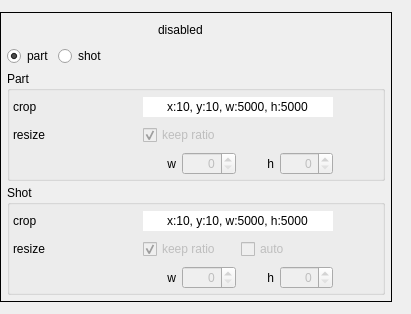
Qt form tools/video_editor/ui/ui_widget_geometry.ui (JepEtau/mco) before a commit.
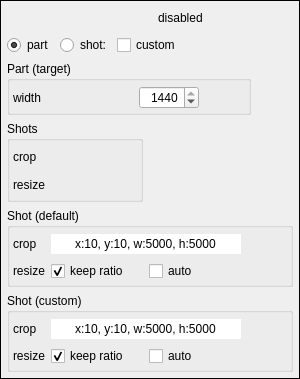
The same form after that commit. Icons and pictures are not drawn.

Commit message: replace seems ok, reworking geometry

Diff of the .ui file:
```diff
--- a/tools/video_editor/ui/ui_widget_geometry.ui
+++ b/tools/video_editor/ui/ui_widget_geometry.ui
@@ -6,8 +6,8 @@
    <rect>
     <x>0</x>
     <y>0</y>
-    <width>411</width>
-    <height>314</height>
+    <width>289</width>
+    <height>378</height>
    </rect>
   </property>
   <property name="sizePolicy">
@@ -48,7 +48,7 @@
      </property>
      <layout class="QVBoxLayout" name="verticalLayout_2">
       <property name="spacing">
-       <number>4</number>
+       <number>6</number>
       </property>
       <property name="leftMargin">
        <number>6</number>
@@ -224,31 +224,14 @@
         <item>
          <widget class="QRadioButton" name="radioButton_shot">
           <property name="text">
-           <string>shot</string>
+           <string>shot:</string>
           </property>
          </widget>
         </item>
         <item>
-         <widget class="QPushButton" name="pushButton_remove_shot_geometry">
-          <property name="enabled">
-           <bool>false</bool>
-          </property>
-          <property name="sizePolicy">
-           <sizepolicy hsizetype="Maximum" vsizetype="Maximum">
-            <horstretch>0</horstretch>
-            <verstretch>0</verstretch>
-           </sizepolicy>
-          </property>
-          <property name="icon">
-           <iconset>
-            <normaloff>icons/purple/x-square.svg</normaloff>
-            <normalon>icons/purple/x-square.svg</normalon>icons/purple/x-square.svg</iconset>
-          </property>
-          <property name="checkable">
-           <bool>false</bool>
-          </property>
-          <property name="flat">
-           <bool>true</bool>
+         <widget class="QCheckBox" name="checkBox_shot_custom">
+          <property name="text">
+           <string>custom</string>
           </property>
          </widget>
         </item>
@@ -270,13 +253,13 @@
       <item>
        <widget class="QGroupBox" name="groupBox_part_geometry">
         <property name="sizePolicy">
-         <sizepolicy hsizetype="Maximum" vsizetype="Preferred">
+         <sizepolicy hsizetype="Maximum" vsizetype="Maximum">
           <horstretch>0</horstretch>
           <verstretch>0</verstretch>
          </sizepolicy>
         </property>
         <property name="title">
-         <string>Part</string>
+         <string>Part (target)</string>
         </property>
         <property name="checkable">
          <bool>false</bool>
@@ -297,250 +280,106 @@
          <property name="bottomMargin">
           <number>3</number>
          </property>
-         <item row="2" column="3">
-          <layout class="QHBoxLayout" name="horizontalLayout_5">
-           <item>
-            <widget class="QLabel" name="label_15">
-             <property name="text">
-              <string>w</string>
-             </property>
-             <property name="alignment">
-              <set>Qt::AlignRight|Qt::AlignTrailing|Qt::AlignVCenter</set>
-             </property>
-            </widget>
-           </item>
-           <item>
-            <widget class="QSpinBox" name="spinBox_part_width">
-             <property name="enabled">
-              <bool>false</bool>
-             </property>
-             <property name="sizePolicy">
-              <sizepolicy hsizetype="Minimum" vsizetype="Fixed">
-               <horstretch>0</horstretch>
-               <verstretch>0</verstretch>
-              </sizepolicy>
-             </property>
-             <property name="alignment">
-              <set>Qt::AlignRight|Qt::AlignTrailing|Qt::AlignVCenter</set>
-             </property>
-             <property name="minimum">
-              <number>0</number>
-             </property>
-             <property name="maximum">
-              <number>1920</number>
-             </property>
-             <property name="singleStep">
-              <number>1</number>
-             </property>
-             <property name="value">
-              <number>0</number>
-             </property>
-            </widget>
-           </item>
-           <item>
-            <widget class="QLabel" name="label_16">
-             <property name="text">
-              <string>h</string>
-             </property>
-             <property name="alignment">
-              <set>Qt::AlignRight|Qt::AlignTrailing|Qt::AlignVCenter</set>
-             </property>
-            </widget>
-           </item>
-           <item>
-            <widget class="QSpinBox" name="spinBox_part_height">
-             <property name="enabled">
-              <bool>false</bool>
-             </property>
-             <property name="sizePolicy">
-              <sizepolicy hsizetype="Minimum" vsizetype="Fixed">
-               <horstretch>0</horstretch>
-               <verstretch>0</verstretch>
-              </sizepolicy>
-             </property>
-             <property name="alignment">
-              <set>Qt::AlignRight|Qt::AlignTrailing|Qt::AlignVCenter</set>
-             </property>
-             <property name="minimum">
-              <number>0</number>
-             </property>
-             <property name="maximum">
-              <number>1152</number>
-             </property>
-             <property name="singleStep">
-              <number>1</number>
-             </property>
-             <property name="value">
-              <number>0</number>
-             </property>
-            </widget>
-           </item>
-          </layout>
-         </item>
-         <item row="0" column="1">
-          <widget class="QPushButton" name="pushButton_part_crop_edition">
-           <property name="text">
-            <string/>
-           </property>
-           <property name="icon">
-            <iconset>
-             <normaloff>icons/grey/crop.svg</normaloff>
-             <normalon>icons/blue/crop.svg</normalon>icons/grey/crop.svg</iconset>
-           </property>
-           <property name="checkable">
-            <bool>true</bool>
-           </property>
-           <property name="autoDefault">
-            <bool>false</bool>
-           </property>
-           <property name="flat">
-            <bool>true</bool>
-           </property>
-          </widget>
-         </item>
-         <item row="1" column="0">
-          <widget class="QLabel" name="label_14">
-           <property name="lineWidth">
-            <number>0</number>
-           </property>
-           <property name="text">
-            <string>resize</string>
-           </property>
-          </widget>
-         </item>
-         <item row="1" column="2">
-          <widget class="QPushButton" name="pushButton_part_resize_preview">
-           <property name="text">
-            <string/>
-           </property>
-           <property name="icon">
-            <iconset>
-             <normaloff>icons/grey/eye.svg</normaloff>
-             <normalon>icons/blue/eye.svg</normalon>icons/grey/eye.svg</iconset>
-           </property>
-           <property name="checkable">
-            <bool>true</bool>
-           </property>
-           <property name="flat">
-            <bool>true</bool>
-           </property>
-          </widget>
-         </item>
-         <item row="0" column="4">
-          <widget class="QPushButton" name="pushButton_undo">
-           <property name="sizePolicy">
-            <sizepolicy hsizetype="Maximum" vsizetype="Fixed">
-             <horstretch>0</horstretch>
-             <verstretch>0</verstretch>
-            </sizepolicy>
-           </property>
-           <property name="text">
-            <string extracomment="Undo (Ctrl-Z)"/>
-           </property>
-           <property name="icon">
-            <iconset>
-             <normaloff>icons/grey/undo.svg</normaloff>
-             <normalon>icons/purple/undo.svg</normalon>icons/grey/undo.svg</iconset>
-           </property>
-           <property name="flat">
-            <bool>true</bool>
-           </property>
-          </widget>
-         </item>
-         <item row="1" column="3">
-          <widget class="QCheckBox" name="checkBox_part_keep_ratio">
-           <property name="enabled">
-            <bool>false</bool>
-           </property>
-           <property name="text">
-            <string>keep ratio</string>
-           </property>
-           <property name="checked">
-            <bool>true</bool>
-           </property>
-          </widget>
-         </item>
-         <item row="1" column="1">
-          <widget class="QPushButton" name="pushButton_part_resize_edition">
-           <property name="enabled">
-            <bool>false</bool>
-           </property>
-           <property name="text">
-            <string/>
-           </property>
-           <property name="icon">
-            <iconset>
-             <normaloff>icons/blue/scaling.svg</normaloff>icons/blue/scaling.svg</iconset>
-           </property>
-           <property name="checkable">
-            <bool>true</bool>
-           </property>
-           <property name="autoDefault">
-            <bool>false</bool>
-           </property>
-           <property name="flat">
-            <bool>true</bool>
-           </property>
-          </widget>
-         </item>
-         <item row="0" column="2">
-          <widget class="QPushButton" name="pushButton_part_crop_preview">
-           <property name="text">
-            <string/>
-           </property>
-           <property name="icon">
-            <iconset>
-             <normaloff>icons/grey/eye.svg</normaloff>
-             <normalon>icons/blue/eye.svg</normalon>icons/grey/eye.svg</iconset>
-           </property>
-           <property name="checkable">
-            <bool>true</bool>
-           </property>
-           <property name="flat">
-            <bool>true</bool>
-           </property>
-          </widget>
-         </item>
          <item row="0" column="0">
           <widget class="QLabel" name="label_9">
            <property name="lineWidth">
             <number>0</number>
            </property>
            <property name="text">
-            <string>crop</string>
+            <string>width</string>
            </property>
           </widget>
          </item>
          <item row="0" column="3">
-          <widget class="QLineEdit" name="lineEdit_part_crop_rectangle">
+          <widget class="QSpinBox" name="spinBox_target_width">
+           <property name="enabled">
+            <bool>true</bool>
+           </property>
            <property name="sizePolicy">
-            <sizepolicy hsizetype="Fixed" vsizetype="Fixed">
+            <sizepolicy hsizetype="Minimum" vsizetype="Fixed">
              <horstretch>0</horstretch>
              <verstretch>0</verstretch>
             </sizepolicy>
            </property>
            <property name="minimumSize">
             <size>
-             <width>190</width>
+             <width>60</width>
              <height>0</height>
             </size>
            </property>
-           <property name="maximumSize">
-            <size>
-             <width>190</width>
-             <height>16777215</height>
-            </size>
-           </property>
-           <property name="text">
-            <string>x:10, y:10, w:5000, h:5000</string>
-           </property>
-           <property name="frame">
-            <bool>false</bool>
-           </property>
            <property name="alignment">
-            <set>Qt::AlignCenter</set>
+            <set>Qt::AlignRight|Qt::AlignTrailing|Qt::AlignVCenter</set>
            </property>
-           <property name="readOnly">
+           <property name="minimum">
+            <number>1000</number>
+           </property>
+           <property name="maximum">
+            <number>1440</number>
+           </property>
+           <property name="singleStep">
+            <number>1</number>
+           </property>
+           <property name="value">
+            <number>1440</number>
+           </property>
+          </widget>
+         </item>
+         <item row="0" column="4">
+          <widget class="QPushButton" name="pushButton_undo">
+           <property name="sizePolicy">
+            <sizepolicy hsizetype="Maximum" vsizetype="Fixed">
+             <horstretch>0</horstretch>
+             <verstretch>0</verstretch>
+            </sizepolicy>
+           </property>
+           <property name="text">
+            <string extracomment="Undo (Ctrl-Z)"/>
+           </property>
+           <property name="icon">
+            <iconset>
+             <normaloff>icons/grey/undo.svg</normaloff>
+             <normalon>icons/purple/undo.svg</normalon>icons/grey/undo.svg</iconset>
+           </property>
+           <property name="flat">
+            <bool>true</bool>
+           </property>
+          </widget>
+         </item>
+         <item row="0" column="1">
+          <widget class="QPushButton" name="pushButton_target_width_edition">
+           <property name="text">
+            <string/>
+           </property>
+           <property name="icon">
+            <iconset>
+             <normaloff>icons/grey/crop.svg</normaloff>
+             <normalon>icons/blue/crop.svg</normalon>icons/grey/crop.svg</iconset>
+           </property>
+           <property name="checkable">
+            <bool>true</bool>
+           </property>
+           <property name="autoDefault">
+            <bool>false</bool>
+           </property>
+           <property name="flat">
+            <bool>true</bool>
+           </property>
+          </widget>
+         </item>
+         <item row="0" column="2">
+          <widget class="QPushButton" name="pushButton_target_resize_preview">
+           <property name="text">
+            <string/>
+           </property>
+           <property name="icon">
+            <iconset>
+             <normaloff>icons/grey/eye.svg</normaloff>
+             <normalon>icons/blue/eye.svg</normalon>icons/grey/eye.svg</iconset>
+           </property>
+           <property name="checkable">
+            <bool>true</bool>
+           </property>
+           <property name="flat">
             <bool>true</bool>
            </property>
           </widget>
@@ -549,7 +388,10 @@
        </widget>
       </item>
       <item>
-       <widget class="QGroupBox" name="groupBox_shot_geometry">
+       <widget class="QGroupBox" name="groupBox_shot_default_geometry_2">
+        <property name="enabled">
+         <bool>true</bool>
+        </property>
         <property name="sizePolicy">
          <sizepolicy hsizetype="Maximum" vsizetype="Preferred">
           <horstretch>0</horstretch>
@@ -557,7 +399,7 @@
          </sizepolicy>
         </property>
         <property name="title">
-         <string>Shot</string>
+         <string>Shots</string>
         </property>
         <property name="checkable">
          <bool>false</bool>
@@ -565,7 +407,7 @@
         <property name="checked">
          <bool>false</bool>
         </property>
-        <layout class="QGridLayout" name="gridLayout_2">
+        <layout class="QGridLayout" name="gridLayout_4">
          <property name="leftMargin">
           <number>3</number>
          </property>
@@ -578,85 +420,25 @@
          <property name="bottomMargin">
           <number>3</number>
          </property>
-         <item row="2" column="3">
-          <layout class="QHBoxLayout" name="horizontalLayout_6">
-           <item>
-            <widget class="QLabel" name="label_17">
-             <property name="text">
-              <string>w</string>
-             </property>
-             <property name="alignment">
-              <set>Qt::AlignRight|Qt::AlignTrailing|Qt::AlignVCenter</set>
-             </property>
-            </widget>
-           </item>
-           <item>
-            <widget class="QSpinBox" name="spinBox_shot_width">
-             <property name="enabled">
-              <bool>false</bool>
-             </property>
-             <property name="sizePolicy">
-              <sizepolicy hsizetype="Minimum" vsizetype="Fixed">
-               <horstretch>0</horstretch>
-               <verstretch>0</verstretch>
-              </sizepolicy>
-             </property>
-             <property name="alignment">
-              <set>Qt::AlignRight|Qt::AlignTrailing|Qt::AlignVCenter</set>
-             </property>
-             <property name="minimum">
-              <number>0</number>
-             </property>
-             <property name="maximum">
-              <number>1920</number>
-             </property>
-             <property name="singleStep">
-              <number>1</number>
-             </property>
-             <property name="value">
-              <number>0</number>
-             </property>
-            </widget>
-           </item>
-           <item>
-            <widget class="QLabel" name="label_18">
-             <property name="text">
-              <string>h</string>
-             </property>
-             <property name="alignment">
-              <set>Qt::AlignRight|Qt::AlignTrailing|Qt::AlignVCenter</set>
-             </property>
-            </widget>
-           </item>
-           <item>
-            <widget class="QSpinBox" name="spinBox_shot_height">
-             <property name="enabled">
-              <bool>false</bool>
-             </property>
-             <property name="sizePolicy">
-              <sizepolicy hsizetype="Minimum" vsizetype="Fixed">
-               <horstretch>0</horstretch>
-               <verstretch>0</verstretch>
-              </sizepolicy>
-             </property>
-             <property name="alignment">
-              <set>Qt::AlignRight|Qt::AlignTrailing|Qt::AlignVCenter</set>
-             </property>
-             <property name="minimum">
-              <number>0</number>
-             </property>
-             <property name="maximum">
-              <number>1152</number>
-             </property>
-             <property name="singleStep">
-              <number>1</number>
-             </property>
-             <property name="value">
-              <number>0</number>
-             </property>
-            </widget>
-           </item>
-          </layout>
+         <item row="1" column="0">
+          <widget class="QLabel" name="label_21">
+           <property name="lineWidth">
+            <number>0</number>
+           </property>
+           <property name="text">
+            <string>resize</string>
+           </property>
+          </widget>
+         </item>
+         <item row="0" column="0">
+          <widget class="QLabel" name="label_12">
+           <property name="lineWidth">
+            <number>0</number>
+           </property>
+           <property name="text">
+            <string>crop</string>
+           </property>
+          </widget>
          </item>
          <item row="0" column="1">
           <widget class="QPushButton" name="pushButton_shot_crop_edition">
@@ -679,78 +461,6 @@
            </property>
           </widget>
          </item>
-         <item row="1" column="0">
-          <widget class="QLabel" name="label_19">
-           <property name="lineWidth">
-            <number>0</number>
-           </property>
-           <property name="text">
-            <string>resize</string>
-           </property>
-          </widget>
-         </item>
-         <item row="1" column="2">
-          <widget class="QPushButton" name="pushButton_shot_resize_preview">
-           <property name="text">
-            <string/>
-           </property>
-           <property name="icon">
-            <iconset>
-             <normaloff>icons/grey/eye.svg</normaloff>
-             <normalon>icons/blue/eye.svg</normalon>icons/grey/eye.svg</iconset>
-           </property>
-           <property name="checkable">
-            <bool>true</bool>
-           </property>
-           <property name="flat">
-            <bool>true</bool>
-           </property>
-          </widget>
-         </item>
-         <item row="0" column="4">
-          <widget class="QPushButton" name="pushButton_shot_discard">
-           <property name="sizePolicy">
-            <sizepolicy hsizetype="Maximum" vsizetype="Fixed">
-             <horstretch>0</horstretch>
-             <verstretch>0</verstretch>
-            </sizepolicy>
-           </property>
-           <property name="text">
-            <string extracomment="Undo (Ctrl-Z)"/>
-           </property>
-           <property name="icon">
-            <iconset>
-             <normaloff>icons/grey/undo.svg</normaloff>
-             <normalon>icons/purple/undo.svg</normalon>icons/grey/undo.svg</iconset>
-           </property>
-           <property name="flat">
-            <bool>true</bool>
-           </property>
-          </widget>
-         </item>
-         <item row="1" column="1">
-          <widget class="QPushButton" name="pushButton_shot_resize_edition">
-           <property name="enabled">
-            <bool>false</bool>
-           </property>
-           <property name="text">
-            <string/>
-           </property>
-           <property name="icon">
-            <iconset>
-             <normaloff>icons/blue/scaling.svg</normaloff>icons/blue/scaling.svg</iconset>
-           </property>
-           <property name="checkable">
-            <bool>true</bool>
-           </property>
-           <property name="autoDefault">
-            <bool>false</bool>
-           </property>
-           <property name="flat">
-            <bool>true</bool>
-           </property>
-          </widget>
-         </item>
          <item row="0" column="2">
           <widget class="QPushButton" name="pushButton_shot_crop_preview">
            <property name="text">
@@ -769,18 +479,122 @@
            </property>
           </widget>
          </item>
-         <item row="0" column="0">
-          <widget class="QLabel" name="label_10">
+         <item row="1" column="1">
+          <widget class="QPushButton" name="pushButton_shot_resize_edition">
+           <property name="enabled">
+            <bool>false</bool>
+           </property>
+           <property name="text">
+            <string/>
+           </property>
+           <property name="icon">
+            <iconset>
+             <normaloff>icons/blue/scaling.svg</normaloff>icons/blue/scaling.svg</iconset>
+           </property>
+           <property name="checkable">
+            <bool>true</bool>
+           </property>
+           <property name="autoDefault">
+            <bool>false</bool>
+           </property>
+           <property name="flat">
+            <bool>true</bool>
+           </property>
+          </widget>
+         </item>
+         <item row="1" column="2">
+          <widget class="QPushButton" name="pushButton_shot_resize_preview">
+           <property name="text">
+            <string/>
+           </property>
+           <property name="icon">
+            <iconset>
+             <normaloff>icons/grey/eye.svg</normaloff>
+             <normalon>icons/blue/eye.svg</normalon>icons/grey/eye.svg</iconset>
+           </property>
+           <property name="checkable">
+            <bool>true</bool>
+           </property>
+           <property name="flat">
+            <bool>true</bool>
+           </property>
+          </widget>
+         </item>
+        </layout>
+       </widget>
+      </item>
+      <item>
+       <widget class="QGroupBox" name="groupBox_shot_default_geometry">
+        <property name="enabled">
+         <bool>true</bool>
+        </property>
+        <property name="sizePolicy">
+         <sizepolicy hsizetype="Maximum" vsizetype="Preferred">
+          <horstretch>0</horstretch>
+          <verstretch>0</verstretch>
+         </sizepolicy>
+        </property>
+        <property name="title">
+         <string>Shot (default)</string>
+        </property>
+        <property name="checkable">
+         <bool>false</bool>
+        </property>
+        <property name="checked">
+         <bool>false</bool>
+        </property>
+        <layout class="QGridLayout" name="gridLayout_3">
+         <property name="leftMargin">
+          <number>3</number>
+         </property>
+         <property name="topMargin">
+          <number>5</number>
+         </property>
+         <property name="rightMargin">
+          <number>3</number>
+         </property>
+         <property name="bottomMargin">
+          <number>3</number>
+         </property>
+         <item row="1" column="1">
+          <layout class="QHBoxLayout" name="horizontalLayout_4">
+           <item>
+            <widget class="QCheckBox" name="checkBox_shot_default_keep_ratio">
+             <property name="enabled">
+              <bool>true</bool>
+             </property>
+             <property name="text">
+              <string>keep ratio</string>
+             </property>
+             <property name="checked">
+              <bool>true</bool>
+             </property>
+            </widget>
+           </item>
+           <item>
+            <widget class="QCheckBox" name="checkBox_shot_default_fit_to_part">
+             <property name="enabled">
+              <bool>true</bool>
+             </property>
+             <property name="text">
+              <string>auto</string>
+             </property>
+            </widget>
+           </item>
+          </layout>
+         </item>
+         <item row="1" column="0">
+          <widget class="QLabel" name="label_20">
            <property name="lineWidth">
             <number>0</number>
            </property>
            <property name="text">
-            <string>crop</string>
+            <string>resize</string>
            </property>
           </widget>
          </item>
-         <item row="0" column="3">
-          <widget class="QLineEdit" name="lineEdit_shot_crop_rectangle">
+         <item row="0" column="1">
+          <widget class="QLineEdit" name="lineEdit_shot_default_crop_rectangle">
            <property name="sizePolicy">
             <sizepolicy hsizetype="Fixed" vsizetype="Fixed">
              <horstretch>0</horstretch>
@@ -813,12 +627,76 @@
            </property>
           </widget>
          </item>
-         <item row="1" column="3">
+         <item row="0" column="2">
+          <widget class="QPushButton" name="pushButton_shot_default_discard">
+           <property name="sizePolicy">
+            <sizepolicy hsizetype="Maximum" vsizetype="Fixed">
+             <horstretch>0</horstretch>
+             <verstretch>0</verstretch>
+            </sizepolicy>
+           </property>
+           <property name="text">
+            <string extracomment="Undo (Ctrl-Z)"/>
+           </property>
+           <property name="icon">
+            <iconset>
+             <normaloff>icons/grey/undo.svg</normaloff>
+             <normalon>icons/purple/undo.svg</normalon>icons/grey/undo.svg</iconset>
+           </property>
+           <property name="flat">
+            <bool>true</bool>
+           </property>
+          </widget>
+         </item>
+         <item row="0" column="0">
+          <widget class="QLabel" name="label_11">
+           <property name="lineWidth">
+            <number>0</number>
+           </property>
+           <property name="text">
+            <string>crop</string>
+           </property>
+          </widget>
+         </item>
+        </layout>
+       </widget>
+      </item>
+      <item>
+       <widget class="QGroupBox" name="groupBox_shot_geometry">
+        <property name="sizePolicy">
+         <sizepolicy hsizetype="Maximum" vsizetype="Preferred">
+          <horstretch>0</horstretch>
+          <verstretch>0</verstretch>
+         </sizepolicy>
+        </property>
+        <property name="title">
+         <string>Shot (custom)</string>
+        </property>
+        <property name="checkable">
+         <bool>false</bool>
+        </property>
+        <property name="checked">
+         <bool>false</bool>
+        </property>
+        <layout class="QGridLayout" name="gridLayout_2">
+         <property name="leftMargin">
+          <number>3</number>
+         </property>
+         <property name="topMargin">
+          <number>5</number>
+         </property>
+         <property name="rightMargin">
+          <number>3</number>
+         </property>
+         <property name="bottomMargin">
+          <number>3</number>
+         </property>
+         <item row="1" column="1">
           <layout class="QHBoxLayout" name="horizontalLayout_3">
            <item>
             <widget class="QCheckBox" name="checkBox_shot_keep_ratio">
              <property name="enabled">
-              <bool>false</bool>
+              <bool>true</bool>
              </property>
              <property name="text">
               <string>keep ratio</string>
@@ -831,7 +709,7 @@
            <item>
             <widget class="QCheckBox" name="checkBox_fit_to_part">
              <property name="enabled">
-              <bool>false</bool>
+              <bool>true</bool>
              </property>
              <property name="text">
               <string>auto</string>
@@ -840,6 +718,81 @@
            </item>
           </layout>
          </item>
+         <item row="1" column="0">
+          <widget class="QLabel" name="label_19">
+           <property name="lineWidth">
+            <number>0</number>
+           </property>
+           <property name="text">
+            <string>resize</string>
+           </property>
+          </widget>
+         </item>
+         <item row="0" column="1">
+          <widget class="QLineEdit" name="lineEdit_shot_crop_rectangle">
+           <property name="sizePolicy">
+            <sizepolicy hsizetype="Fixed" vsizetype="Fixed">
+             <horstretch>0</horstretch>
+             <verstretch>0</verstretch>
+            </sizepolicy>
+           </property>
+           <property name="minimumSize">
+            <size>
+             <width>190</width>
+             <height>0</height>
+            </size>
+           </property>
+           <property name="maximumSize">
+            <size>
+             <width>190</width>
+             <height>16777215</height>
+            </size>
+           </property>
+           <property name="text">
+            <string>x:10, y:10, w:5000, h:5000</string>
+           </property>
+           <property name="frame">
+            <bool>false</bool>
+           </property>
+           <property name="alignment">
+            <set>Qt::AlignCenter</set>
+           </property>
+           <property name="readOnly">
+            <bool>true</bool>
+           </property>
+          </widget>
+         </item>
+         <item row="0" column="0">
+          <widget class="QLabel" name="label_10">
+           <property name="lineWidth">
+            <number>0</number>
+           </property>
+           <property name="text">
+            <string>crop</string>
+           </property>
+          </widget>
+         </item>
+         <item row="0" column="2">
+          <widget class="QPushButton" name="pushButton_shot_discard">
+           <property name="sizePolicy">
+            <sizepolicy hsizetype="Maximum" vsizetype="Fixed">
+             <horstretch>0</horstretch>
+             <verstretch>0</verstretch>
+            </sizepolicy>
+           </property>
+           <property name="text">
+            <string extracomment="Undo (Ctrl-Z)"/>
+           </property>
+           <property name="icon">
+            <iconset>
+             <normaloff>icons/grey/undo.svg</normaloff>
+             <normalon>icons/purple/undo.svg</normalon>icons/grey/undo.svg</iconset>
+           </property>
+           <property name="flat">
+            <bool>true</bool>
+           </property>
+          </widget>
+         </item>
         </layout>
        </widget>
       </item>
```
Left out of the diff: 2 changed lines with no effect on the pictures. The commit also changes 28 other files.
